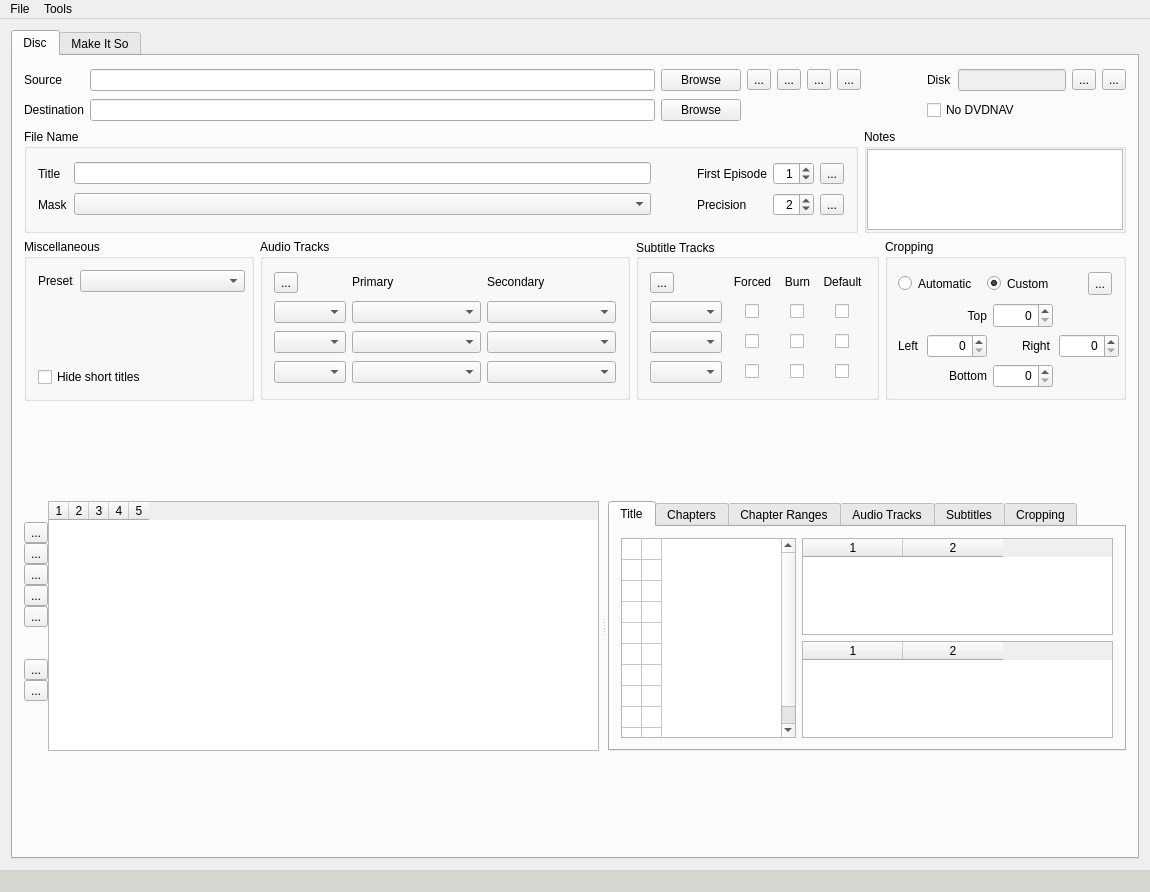
Old version of the form mainwindow.ui in the repository dwprice56/QtHEP.
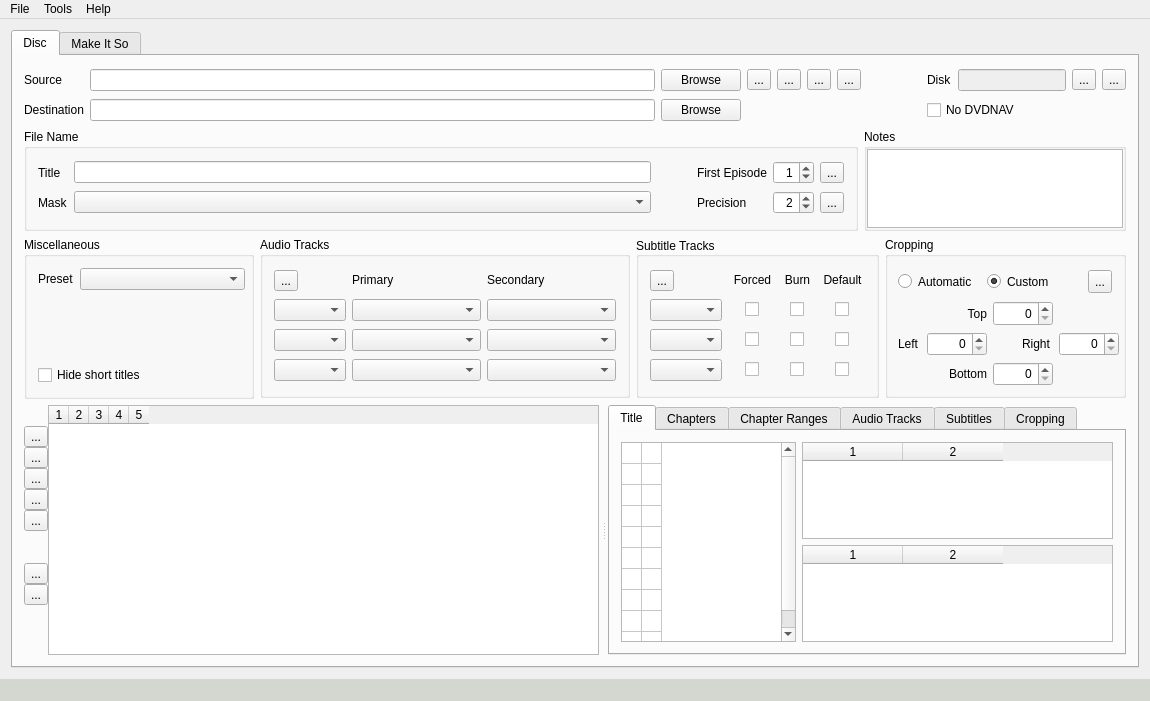
New version of the form. Icons and pictures are not drawn.

```diff
--- a/mainwindow.ui
+++ b/mainwindow.ui
@@ -7,7 +7,7 @@
     <x>0</x>
     <y>0</y>
     <width>1150</width>
-    <height>892</height>
+    <height>701</height>
    </rect>
   </property>
   <property name="sizePolicy">
@@ -3696,8 +3696,16 @@
     <addaction name="action_RecentFileList_RemoveMissingFiles"/>
     <addaction name="action_RecentFileList_Clear"/>
    </widget>
+   <widget class="QMenu" name="menuHelp">
+    <property name="title">
+     <string>Help</string>
+    </property>
+    <addaction name="actionAbout"/>
+    <addaction name="actionAbout_Qt"/>
+   </widget>
    <addaction name="menuFile"/>
    <addaction name="menuTools"/>
+   <addaction name="menuHelp"/>
   </widget>
   <widget class="QStatusBar" name="statusBar">
    <property name="autoFillBackground">
```
Left out of the diff: 10 changed lines with no effect on the pictures.
